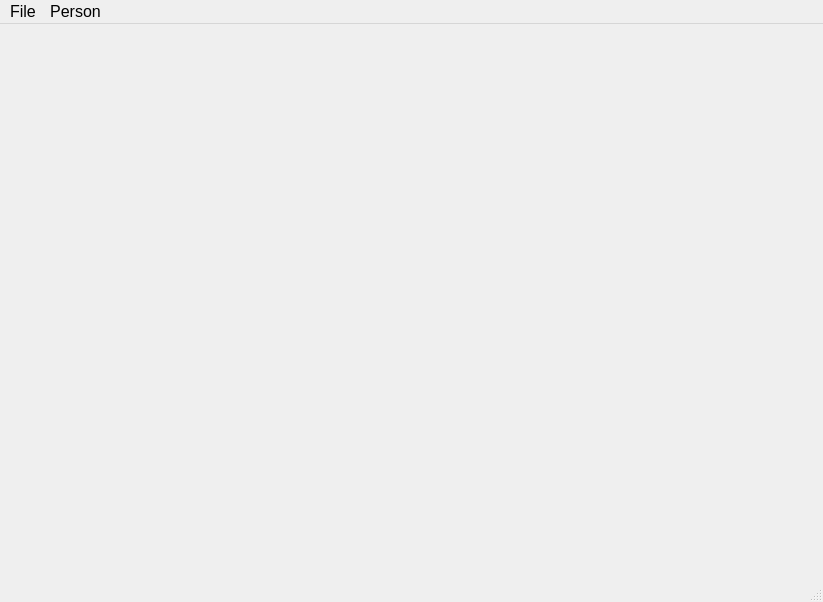
Above: Application/Main/UI/main_window.ui from PatAleJr/Capstone-Smart-Winch before the change. Below: the same form after it.
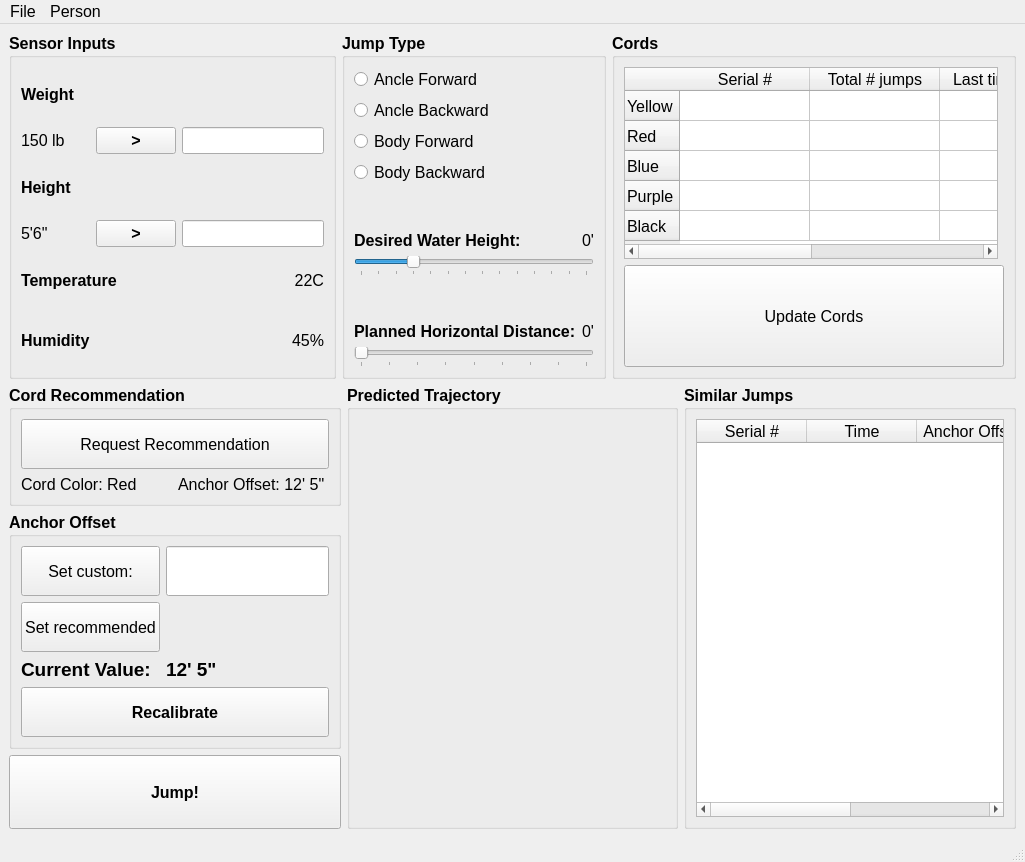
That is the form after the change. Icons and pictures are not drawn.

Commit message:
design basic UI
A UI for the Capstone Smart Winch designed using Qt designer. No functionality however

Patch:
```diff
--- a/Application/Main/UI/main_window.ui
+++ b/Application/Main/UI/main_window.ui
@@ -6,8 +6,8 @@
    <rect>
     <x>0</x>
     <y>0</y>
-    <width>823</width>
-    <height>602</height>
+    <width>1025</width>
+    <height>862</height>
    </rect>
   </property>
   <property name="font">
@@ -22,13 +22,798 @@
    <iconset resource="../../Icons/Icons.qrc">
     <normaloff>:/Main/MainIcon.png</normaloff>:/Main/MainIcon.png</iconset>
   </property>
-  <widget class="QWidget" name="centralwidget"/>
+  <widget class="QWidget" name="centralwidget">
+   <layout class="QVBoxLayout" name="verticalLayout">
+    <item>
+     <layout class="QHBoxLayout" name="horizontalLayout_10">
+      <item>
+       <widget class="QGroupBox" name="gb_sensor_inputs">
+        <property name="sizePolicy">
+         <sizepolicy hsizetype="Fixed" vsizetype="Preferred">
+          <horstretch>0</horstretch>
+          <verstretch>0</verstretch>
+         </sizepolicy>
+        </property>
+        <property name="font">
+         <font>
+          <pointsize>12</pointsize>
+          <bold>true</bold>
+         </font>
+        </property>
+        <property name="title">
+         <string>Sensor Inputs</string>
+        </property>
+        <layout class="QGridLayout" name="gridLayout_3">
+         <item row="3" column="2">
+          <widget class="QLineEdit" name="le_height">
+           <property name="font">
+            <font>
+             <pointsize>12</pointsize>
+             <bold>false</bold>
+            </font>
+           </property>
+          </widget>
+         </item>
+         <item row="4" column="2">
+          <widget class="QLabel" name="lb_temperature_value">
+           <property name="font">
+            <font>
+             <pointsize>12</pointsize>
+             <bold>false</bold>
+            </font>
+           </property>
+           <property name="text">
+            <string>22C</string>
+           </property>
+           <property name="alignment">
+            <set>Qt::AlignmentFlag::AlignRight|Qt::AlignmentFlag::AlignTrailing|Qt::AlignmentFlag::AlignVCenter</set>
+           </property>
+          </widget>
+         </item>
+         <item row="0" column="0">
+          <widget class="QLabel" name="lb_weight">
+           <property name="font">
+            <font>
+             <pointsize>12</pointsize>
+             <bold>true</bold>
+            </font>
+           </property>
+           <property name="text">
+            <string>Weight</string>
+           </property>
+          </widget>
+         </item>
+         <item row="1" column="0">
+          <widget class="QLabel" name="lb_weight_value">
+           <property name="font">
+            <font>
+             <pointsize>12</pointsize>
+             <bold>false</bold>
+            </font>
+           </property>
+           <property name="text">
+            <string>150 lb</string>
+           </property>
+          </widget>
+         </item>
+         <item row="2" column="0" colspan="3">
+          <widget class="QLabel" name="lb_height">
+           <property name="text">
+            <string>Height</string>
+           </property>
+          </widget>
+         </item>
+         <item row="3" column="1">
+          <widget class="QPushButton" name="pb_use_height">
+           <property name="text">
+            <string>&gt;</string>
+           </property>
+          </widget>
+         </item>
+         <item row="3" column="0">
+          <widget class="QLabel" name="lb_height_value">
+           <property name="font">
+            <font>
+             <pointsize>12</pointsize>
+             <bold>false</bold>
+            </font>
+           </property>
+           <property name="text">
+            <string>5'6&quot;</string>
+           </property>
+          </widget>
+         </item>
+         <item row="1" column="2">
+          <widget class="QLineEdit" name="le_weight">
+           <property name="sizePolicy">
+            <sizepolicy hsizetype="Fixed" vsizetype="Fixed">
+             <horstretch>0</horstretch>
+             <verstretch>0</verstretch>
+            </sizepolicy>
+           </property>
+           <property name="font">
+            <font>
+             <pointsize>12</pointsize>
+             <bold>false</bold>
+            </font>
+           </property>
+          </widget>
+         </item>
+         <item row="1" column="1">
+          <widget class="QPushButton" name="pb_use_weight">
+           <property name="text">
+            <string>&gt;</string>
+           </property>
+          </widget>
+         </item>
+         <item row="4" column="0" colspan="2">
+          <widget class="QLabel" name="lb_temperature">
+           <property name="text">
+            <string>Temperature</string>
+           </property>
+          </widget>
+         </item>
+         <item row="5" column="0">
+          <widget class="QLabel" name="lb_humidity">
+           <property name="text">
+            <string>Humidity</string>
+           </property>
+          </widget>
+         </item>
+         <item row="5" column="2">
+          <widget class="QLabel" name="lb_humidity_value">
+           <property name="font">
+            <font>
+             <pointsize>12</pointsize>
+             <bold>false</bold>
+            </font>
+           </property>
+           <property name="text">
+            <string>45%</string>
+           </property>
+           <property name="alignment">
+            <set>Qt::AlignmentFlag::AlignRight|Qt::AlignmentFlag::AlignTrailing|Qt::AlignmentFlag::AlignVCenter</set>
+           </property>
+          </widget>
+         </item>
+        </layout>
+       </widget>
+      </item>
+      <item>
+       <widget class="QGroupBox" name="gb_jump_type">
+        <property name="sizePolicy">
+         <sizepolicy hsizetype="Fixed" vsizetype="Preferred">
+          <horstretch>0</horstretch>
+          <verstretch>0</verstretch>
+         </sizepolicy>
+        </property>
+        <property name="font">
+         <font>
+          <pointsize>12</pointsize>
+          <bold>true</bold>
+         </font>
+        </property>
+        <property name="title">
+         <string>Jump Type</string>
+        </property>
+        <layout class="QGridLayout" name="gridLayout_2">
+         <item row="5" column="1">
+          <widget class="QLabel" name="lb_desired_water_height_value">
+           <property name="font">
+            <font>
+             <pointsize>12</pointsize>
+             <bold>false</bold>
+            </font>
+           </property>
+           <property name="text">
+            <string>0'</string>
+           </property>
+           <property name="alignment">
+            <set>Qt::AlignmentFlag::AlignRight|Qt::AlignmentFlag::AlignTrailing|Qt::AlignmentFlag::AlignVCenter</set>
+           </property>
+          </widget>
+         </item>
+         <item row="4" column="0">
+          <spacer name="verticalSpacer_2">
+           <property name="orientation">
+            <enum>Qt::Orientation::Vertical</enum>
+           </property>
+           <property name="sizeType">
+            <enum>QSizePolicy::Policy::Fixed</enum>
+           </property>
+           <property name="sizeHint" stdset="0">
+            <size>
+             <width>20</width>
+             <height>40</height>
+            </size>
+           </property>
+          </spacer>
+         </item>
+         <item row="11" column="1">
+          <widget class="QLabel" name="lb_planned_horizontal_distance_value">
+           <property name="font">
+            <font>
+             <pointsize>12</pointsize>
+             <bold>false</bold>
+            </font>
+           </property>
+           <property name="text">
+            <string>0'</string>
+           </property>
+           <property name="alignment">
+            <set>Qt::AlignmentFlag::AlignRight|Qt::AlignmentFlag::AlignTrailing|Qt::AlignmentFlag::AlignVCenter</set>
+           </property>
+          </widget>
+         </item>
+         <item row="5" column="0">
+          <widget class="QLabel" name="lb_desired_water_height">
+           <property name="text">
+            <string>Desired Water Height:</string>
+           </property>
+          </widget>
+         </item>
+         <item row="2" column="0">
+          <widget class="QRadioButton" name="rb_body_forward">
+           <property name="font">
+            <font>
+             <pointsize>12</pointsize>
+             <bold>false</bold>
+            </font>
+           </property>
+           <property name="text">
+            <string>Body Forward</string>
+           </property>
+          </widget>
+         </item>
+         <item row="13" column="0" colspan="2">
+          <widget class="QSlider" name="hs_planned_horizontal_distance">
+           <property name="maximum">
+            <number>8</number>
+           </property>
+           <property name="pageStep">
+            <number>10</number>
+           </property>
+           <property name="orientation">
+            <enum>Qt::Orientation::Horizontal</enum>
+           </property>
+           <property name="tickPosition">
+            <enum>QSlider::TickPosition::TicksBelow</enum>
+           </property>
+           <property name="tickInterval">
+            <number>1</number>
+           </property>
+          </widget>
+         </item>
+         <item row="9" column="0" colspan="2">
+          <widget class="QSlider" name="hs_desired_water_height">
+           <property name="minimum">
+            <number>-3</number>
+           </property>
+           <property name="maximum">
+            <number>10</number>
+           </property>
+           <property name="orientation">
+            <enum>Qt::Orientation::Horizontal</enum>
+           </property>
+           <property name="tickPosition">
+            <enum>QSlider::TickPosition::TicksBelow</enum>
+           </property>
+           <property name="tickInterval">
+            <number>1</number>
+           </property>
+          </widget>
+         </item>
+         <item row="0" column="0">
+          <widget class="QRadioButton" name="rb_ancle_forward">
+           <property name="font">
+            <font>
+             <pointsize>12</pointsize>
+             <bold>false</bold>
+            </font>
+           </property>
+           <property name="text">
+            <string>Ancle Forward</string>
+           </property>
+          </widget>
+         </item>
+         <item row="3" column="0">
+          <widget class="QRadioButton" name="rb_body_backward">
+           <property name="font">
+            <font>
+             <pointsize>12</pointsize>
+             <bold>false</bold>
+            </font>
+           </property>
+           <property name="text">
+            <string>Body Backward</string>
+           </property>
+          </widget>
+         </item>
+         <item row="10" column="0">
+          <spacer name="verticalSpacer">
+           <property name="orientation">
+            <enum>Qt::Orientation::Vertical</enum>
+           </property>
+           <property name="sizeType">
+            <enum>QSizePolicy::Policy::Fixed</enum>
+           </property>
+           <property name="sizeHint" stdset="0">
+            <size>
+             <width>20</width>
+             <height>40</height>
+            </size>
+           </property>
+          </spacer>
+         </item>
+         <item row="11" column="0">
+          <widget class="QLabel" name="lb_planned_horizontal_distance">
+           <property name="text">
+            <string>Planned Horizontal Distance:</string>
+           </property>
+          </widget>
+         </item>
+         <item row="1" column="0">
+          <widget class="QRadioButton" name="rb_ancle_backward">
+           <property name="font">
+            <font>
+             <pointsize>12</pointsize>
+             <bold>false</bold>
+            </font>
+           </property>
+           <property name="text">
+            <string>Ancle Backward</string>
+           </property>
+          </widget>
+         </item>
+        </layout>
+       </widget>
+      </item>
+      <item>
+       <widget class="QGroupBox" name="gb_cords">
+        <property name="sizePolicy">
+         <sizepolicy hsizetype="Expanding" vsizetype="Preferred">
+          <horstretch>0</horstretch>
+          <verstretch>0</verstretch>
+         </sizepolicy>
+        </property>
+        <property name="font">
+         <font>
+          <pointsize>12</pointsize>
+          <bold>true</bold>
+         </font>
+        </property>
+        <property name="title">
+         <string>Cords</string>
+        </property>
+        <layout class="QGridLayout" name="gridLayout_4">
+         <item row="5" column="0">
+          <widget class="QTableWidget" name="tb_cords">
+           <property name="sizePolicy">
+            <sizepolicy hsizetype="Expanding" vsizetype="Fixed">
+             <horstretch>0</horstretch>
+             <verstretch>0</verstretch>
+            </sizepolicy>
+           </property>
+           <property name="font">
+            <font>
+             <pointsize>12</pointsize>
+             <bold>false</bold>
+             <kerning>true</kerning>
+            </font>
+           </property>
+           <property name="editTriggers">
+            <set>QAbstractItemView::EditTrigger::NoEditTriggers</set>
+           </property>
+           <property name="selectionBehavior">
+            <enum>QAbstractItemView::SelectionBehavior::SelectRows</enum>
+           </property>
+           <property name="rowCount">
+            <number>5</number>
+           </property>
+           <property name="columnCount">
+            <number>4</number>
+           </property>
+           <attribute name="horizontalHeaderVisible">
+            <bool>true</bool>
+           </attribute>
+           <attribute name="horizontalHeaderCascadingSectionResizes">
+            <bool>false</bool>
+           </attribute>
+           <attribute name="horizontalHeaderMinimumSectionSize">
+            <number>50</number>
+           </attribute>
+           <attribute name="horizontalHeaderDefaultSectionSize">
+            <number>130</number>
+           </attribute>
+           <attribute name="horizontalHeaderStretchLastSection">
+            <bool>false</bool>
+           </attribute>
+           <attribute name="verticalHeaderCascadingSectionResizes">
+            <bool>false</bool>
+           </attribute>
+           <row>
+            <property name="text">
+             <string>Yellow</string>
+            </property>
+           </row>
+           <row>
+            <property name="text">
+             <string>Red</string>
+            </property>
+           </row>
+           <row>
+            <property name="text">
+             <string>Blue</string>
+            </property>
+           </row>
+           <row>
+            <property name="text">
+             <string>Purple</string>
+            </property>
+           </row>
+           <row>
+            <property name="text">
+             <string>Black</string>
+            </property>
+           </row>
+           <column>
+            <property name="text">
+             <string>Serial #</string>
+            </property>
+           </column>
+           <column>
+            <property name="text">
+             <string>Total # jumps</string>
+            </property>
+           </column>
+           <column>
+            <property name="text">
+             <string>Last time used</string>
+            </property>
+           </column>
+           <column>
+            <property name="text">
+             <string># Breaks</string>
+            </property>
+           </column>
+          </widget>
+         </item>
+         <item row="6" column="0" colspan="2">
+          <widget class="QPushButton" name="pb_update_cords">
+           <property name="sizePolicy">
+            <sizepolicy hsizetype="Minimum" vsizetype="Preferred">
+             <horstretch>0</horstretch>
+             <verstretch>0</verstretch>
+            </sizepolicy>
+           </property>
+           <property name="font">
+            <font>
+             <pointsize>12</pointsize>
+             <bold>false</bold>
+            </font>
+           </property>
+           <property name="text">
+            <string>Update Cords</string>
+           </property>
+          </widget>
+         </item>
+        </layout>
+       </widget>
+      </item>
+     </layout>
+    </item>
+    <item>
+     <layout class="QHBoxLayout" name="hl_bottom">
+      <item>
+       <layout class="QVBoxLayout" name="verticalLayout_3">
+        <item>
+         <widget class="QGroupBox" name="gb_cord_recommendations">
+          <property name="minimumSize">
+           <size>
+            <width>300</width>
+            <height>0</height>
+           </size>
+          </property>
+          <property name="font">
+           <font>
+            <pointsize>12</pointsize>
+            <bold>true</bold>
+           </font>
+          </property>
+          <property name="title">
+           <string>Cord Recommendation</string>
+          </property>
+          <layout class="QGridLayout" name="gridLayout_5">
+           <item row="1" column="0">
+            <widget class="QLabel" name="lb_recommended_cord_color">
+             <property name="sizePolicy">
+              <sizepolicy hsizetype="Preferred" vsizetype="Minimum">
+               <horstretch>0</horstretch>
+               <verstretch>0</verstretch>
+              </sizepolicy>
+             </property>
+             <property name="font">
+              <font>
+               <pointsize>12</pointsize>
+               <bold>false</bold>
+              </font>
+             </property>
+             <property name="text">
+              <string>Cord Color: Red</string>
+             </property>
+            </widget>
+           </item>
+           <item row="1" column="1">
+            <widget class="QLabel" name="lb_suggested_anchor_offset">
+             <property name="sizePolicy">
+              <sizepolicy hsizetype="Preferred" vsizetype="Minimum">
+               <horstretch>0</horstretch>
+               <verstretch>0</verstretch>
+              </sizepolicy>
+             </property>
+             <property name="font">
+              <font>
+               <pointsize>12</pointsize>
+               <bold>false</bold>
+              </font>
+             </property>
+             <property name="text">
+              <string>Anchor Offset: 12' 5&quot;</string>
+             </property>
+            </widget>
+           </item>
+           <item row="0" column="0" colspan="2">
+            <widget class="QPushButton" name="pb_request_recommendation">
+             <property name="minimumSize">
+              <size>
+               <width>0</width>
+               <height>50</height>
+              </size>
+             </property>
+             <property name="font">
+              <font>
+               <pointsize>12</pointsize>
+               <bold>false</bold>
+              </font>
+             </property>
+             <property name="text">
+              <string>Request Recommendation</string>
+             </property>
+            </widget>
+           </item>
+          </layout>
+         </widget>
+        </item>
+        <item>
+         <widget class="QGroupBox" name="gb_anchor_offset">
+          <property name="font">
+           <font>
+            <pointsize>12</pointsize>
+            <bold>true</bold>
+           </font>
+          </property>
+          <property name="title">
+           <string>Anchor Offset</string>
+          </property>
+          <layout class="QGridLayout" name="gridLayout_7">
+           <item row="3" column="0">
+            <widget class="QLabel" name="lb_current_anchor_offset">
+             <property name="font">
+              <font>
+               <pointsize>14</pointsize>
+               <bold>true</bold>
+              </font>
+             </property>
+             <property name="text">
+              <string>Current Value:</string>
+             </property>
+            </widget>
+           </item>
+           <item row="4" column="0" colspan="2">
+            <widget class="QPushButton" name="pb_recalibrate_anchor_offset">
+             <property name="minimumSize">
+              <size>
+               <width>0</width>
+               <height>50</height>
+              </size>
+             </property>
+             <property name="text">
+              <string>Recalibrate</string>
+             </property>
+            </widget>
+           </item>
+           <item row="0" column="1">
+            <widget class="QLineEdit" name="le_custom_anchor_offset">
+             <property name="minimumSize">
+              <size>
+               <width>0</width>
+               <height>50</height>
+              </size>
+             </property>
+            </widget>
+           </item>
+           <item row="3" column="1">
+            <widget class="QLabel" name="lb_current_anchor_offset_value">
+             <property name="font">
+              <font>
+               <pointsize>14</pointsize>
+               <bold>true</bold>
+              </font>
+             </property>
+             <property name="text">
+              <string>12' 5&quot;</string>
+             </property>
+            </widget>
+           </item>
+           <item row="2" column="0">
+            <widget class="QPushButton" name="pb_set_recommended_anchor_offset">
+             <property name="minimumSize">
+              <size>
+               <width>0</width>
+               <height>50</height>
+              </size>
+             </property>
+             <property name="font">
+              <font>
+               <pointsize>12</pointsize>
+               <bold>false</bold>
+              </font>
+             </property>
+             <property name="text">
+              <string>Set recommended</string>
+             </property>
+            </widget>
+           </item>
+           <item row="0" column="0">
+            <widget class="QPushButton" name="pb_set_custom_anchor_offset">
+             <property name="minimumSize">
+              <size>
+               <width>0</width>
+               <height>50</height>
+              </size>
+             </property>
+             <property name="font">
+              <font>
+               <pointsize>12</pointsize>
+               <bold>false</bold>
+              </font>
+             </property>
+             <property name="text">
+              <string>Set custom:</string>
+             </property>
+            </widget>
+           </item>
+          </layout>
+         </widget>
+        </item>
+        <item>
+         <widget class="QPushButton" name="pb_jump">
+          <property name="sizePolicy">
+           <sizepolicy hsizetype="Minimum" vsizetype="Expanding">
+            <horstretch>0</horstretch>
+            <verstretch>0</verstretch>
+           </sizepolicy>
+          </property>
+          <property name="minimumSize">
+           <size>
+            <width>0</width>
+            <height>50</height>
+           </size>
+          </property>
+          <property name="font">
+           <font>
+            <pointsize>12</pointsize>
+            <bold>true</bold>
+           </font>
+          </property>
+          <property name="text">
+           <string>Jump!</string>
+          </property>
+         </widget>
+        </item>
+       </layout>
+      </item>
+      <item>
+       <widget class="QGroupBox" name="gb_predicted_trajectory">
+        <property name="sizePolicy">
+         <sizepolicy hsizetype="Expanding" vsizetype="Preferred">
+          <horstretch>0</horstretch>
+          <verstretch>0</verstretch>
+         </sizepolicy>
+        </property>
+        <property name="minimumSize">
+         <size>
+          <width>300</width>
+          <height>0</height>
+         </size>
+        </property>
+        <property name="font">
+         <font>
+          <pointsize>12</pointsize>
+          <bold>true</bold>
+         </font>
+        </property>
+        <property name="title">
+         <string>Predicted Trajectory</string>
+        </property>
+        <layout class="QGridLayout" name="gridLayout">
+         <item row="0" column="0">
+          <widget class="QWidget" name="w_jump_plot" native="true">
+           <property name="sizePolicy">
+            <sizepolicy hsizetype="Preferred" vsizetype="Expanding">
+             <horstretch>0</horstretch>
+             <verstretch>0</verstretch>
+            </sizepolicy>
+           </property>
+          </widget>
+         </item>
+        </layout>
+       </widget>
+      </item>
+      <item>
+       <widget class="QGroupBox" name="gb_similar_jumps">
+        <property name="font">
+         <font>
+          <pointsize>12</pointsize>
+          <bold>true</bold>
+         </font>
+        </property>
+        <property name="title">
+         <string>Similar Jumps</string>
+        </property>
+        <layout class="QGridLayout" name="gridLayout_6">
+         <item row="0" column="1">
+          <widget class="QTableWidget" name="tb_similar_jumps">
+           <property name="font">
+            <font>
+             <pointsize>12</pointsize>
+             <bold>false</bold>
+            </font>
+           </property>
+           <property name="editTriggers">
+            <set>QAbstractItemView::EditTrigger::NoEditTriggers</set>
+           </property>
+           <property name="selectionMode">
+            <enum>QAbstractItemView::SelectionMode::NoSelection</enum>
+           </property>
+           <attribute name="horizontalHeaderDefaultSectionSize">
+            <number>110</number>
+           </attribute>
+           <column>
+            <property name="text">
+             <string>Serial #</string>
+            </property>
+           </column>
+           <column>
+            <property name="text">
+             <string>Time</string>
+            </property>
+           </column>
+           <column>
+            <property name="text">
+             <string>Anchor Offset</string>
+            </property>
+           </column>
+           <column>
+            <property name="text">
+             <string>Water Height</string>
+            </property>
+           </column>
+          </widget>
+         </item>
+        </layout>
+       </widget>
+      </item>
+     </layout>
+    </item>
+   </layout>
+  </widget>
   <widget class="QMenuBar" name="menubar">
    <property name="geometry">
     <rect>
      <x>0</x>
      <y>0</y>
-     <width>823</width>
+     <width>1025</width>
      <height>33</height>
     </rect>
    </property>
```
The commit also changes 2 other files.
